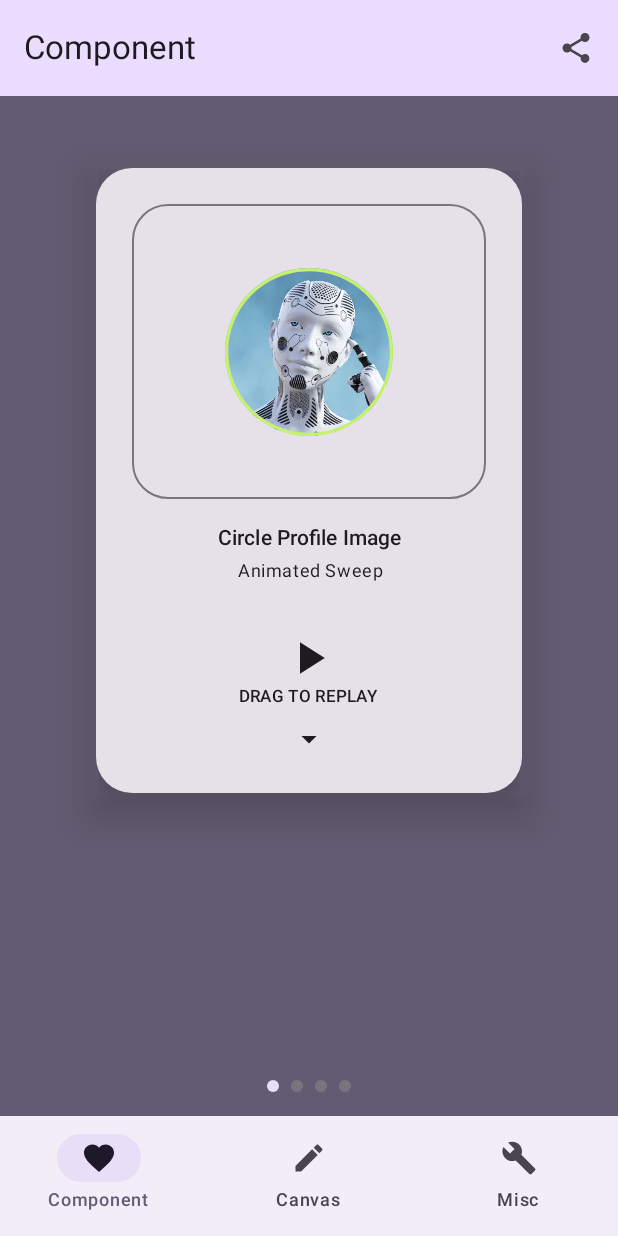
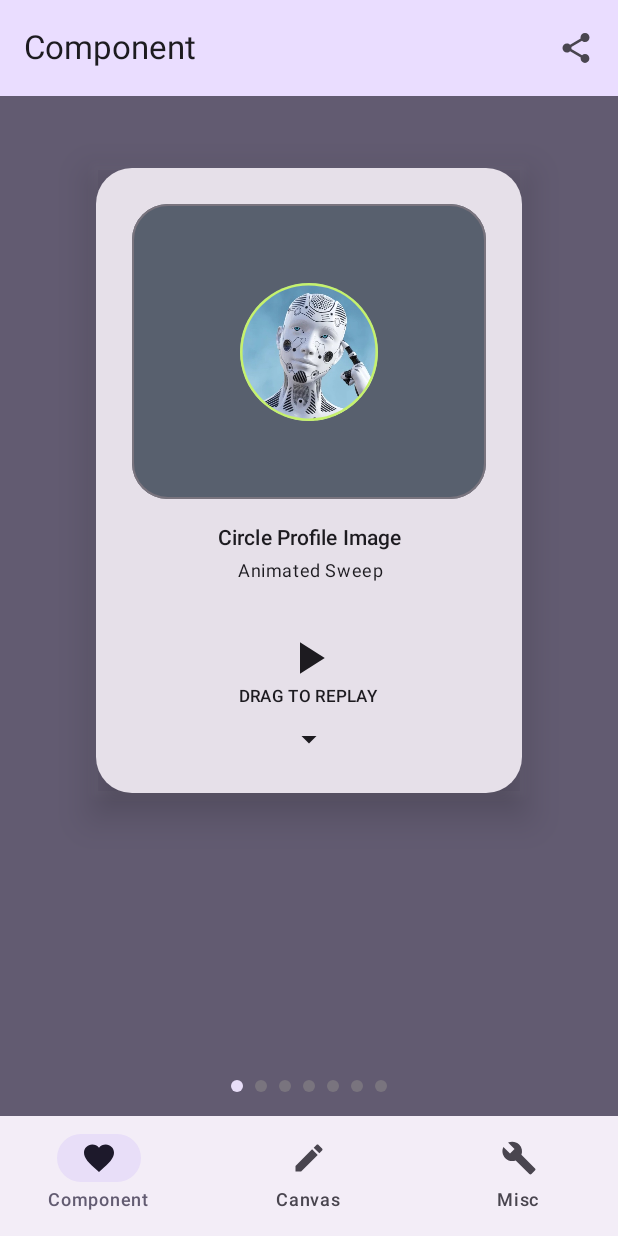
Before and after one commit to davidasensio/AiNimations, an Android app built with Jetpack Compose: the screen it shows after launch (MainActivity), on a phone screen of 412 x 824 dp. Run offline under Robolectric (Android 15) with nearby library versions, the phone set to English and light mode, and no system bars.

Commit message:
SquareProfileImage Animations

```diff
--- a/app/src/main/java/com/handysparksoft/ainimations/animation/component/AnimatedCircleProfileImage.kt
+++ b/app/src/main/java/com/handysparksoft/ainimations/animation/component/AnimatedCircleProfileImage.kt
@@ -6,8 +6,11 @@ import androidx.compose.animation.core.RepeatMode
 import androidx.compose.animation.core.infiniteRepeatable
 import androidx.compose.animation.core.tween
 import androidx.compose.foundation.Image
+import androidx.compose.foundation.background
 import androidx.compose.foundation.layout.Box
+import androidx.compose.foundation.layout.BoxScope
 import androidx.compose.foundation.layout.aspectRatio
+import androidx.compose.foundation.layout.padding
 import androidx.compose.foundation.layout.size
 import androidx.compose.foundation.shape.CircleShape
 import androidx.compose.runtime.Composable
@@ -32,6 +35,7 @@ import androidx.compose.ui.unit.Dp
 import androidx.compose.ui.unit.dp
 import com.handysparksoft.ainimations.R
 import com.handysparksoft.ainimations.components.ColumnWithCenteredContent
+import com.handysparksoft.ainimations.ui.theme.DarkBackground
 import com.handysparksoft.ainimations.ui.theme.Lime
 
 /**
@@ -39,14 +43,16 @@ import com.handysparksoft.ainimations.ui.theme.Lime
  */
 
 @Composable
-internal fun AnimatedCircleProfileImage(
+fun AnimatedCircleProfileImage(
     modifier: Modifier = Modifier,
     animationType: CircleProfileImageAnimationType = CircleProfileImageAnimationType.RotationGradient,
     startAngle: Float = AnimationTokens.StartAngle,
     strokeColor: Color = AnimationTokens.StrokeColor,
     strokeTrackColor: Color = AnimationTokens.StrokeTrackColor,
     strokeWidth: Dp? = null,
-    durationMillis: Int = AnimationTokens.Duration
+    contentPadding: Dp = Dp(0f),
+    durationMillis: Int = AnimationTokens.Duration,
+    content: @Composable BoxScope.() -> Unit = { SampleProfileImageForPreview() }
 ) {
     val isGradientColor = animationType != CircleProfileImageAnimationType.Sweep
     val animatedSweepAngle = remember { Animatable(0f) }
@@ -62,6 +68,8 @@ internal fun AnimatedCircleProfileImage(
             targetValue = AnimationTokens.EndAngle,
             animationSpec = tween(durationMillis = sweepDurationMillis, easing = LinearEasing)
         )
+
+        // Infinite rotation
         if (animationType == CircleProfileImageAnimationType.RotationGradient) {
             animatedRotationAngle.animateTo(
                 targetValue = startAngle + 360f,
@@ -73,27 +81,31 @@ internal fun AnimatedCircleProfileImage(
         }
     }
 
-    Box(
-        modifier = modifier
-            .aspectRatio(1f, true)
-    ) {
-        Box(modifier = Modifier.matchParentSize()) {
-            Image(
-                painter = painterResource(id = R.drawable.sample_ai_face),
-                contentDescription = "Profile Image Circle",
+    Box(modifier = modifier.aspectRatio(1f, true)) {
+        Box(
+            modifier = Modifier
+                .matchParentSize()
+                .clip(CircleShape) // Makes the border to be inside the shape (If no padding defined)
+        ) {
+            // Content
+            Box(
                 modifier = Modifier
                     .matchParentSize()
-                    .clip(CircleShape)
+                    .padding(contentPadding)
+                    .clip(CircleShape),
+                content = content
             )
+
+            // Border
             AnimatedCircleBorder(
                 animatedSweepAngle = animatedSweepAngle.value,
                 isGradientColor = isGradientColor,
                 strokeColor = strokeColor,
                 strokeTrackColor = strokeTrackColor,
                 strokeWidth = strokeWidth,
+                startAngle = AnimationTokens.StartAngle,
                 modifier = Modifier
                     .matchParentSize()
-                    .clip(CircleShape)
                     .rotate(animatedRotationAngle.value)
             )
         }
@@ -101,13 +113,14 @@ internal fun AnimatedCircleProfileImage(
 }
 
 @Composable
-private fun AnimatedCircleBorder(
+internal fun AnimatedCircleBorder(
     animatedSweepAngle: Float,
     isGradientColor: Boolean,
     strokeColor: Color,
     strokeTrackColor: Color,
     modifier: Modifier = Modifier,
-    strokeWidth: Dp? = null
+    strokeWidth: Dp? = null,
+    startAngle: Float = 0f
 ) {
     var strokeWidthDefault by remember { mutableStateOf(0.dp) }
     val strokeWidthCalculated = strokeWidth ?: strokeWidthDefault
@@ -118,20 +131,23 @@ private fun AnimatedCircleBorder(
             .drawBehind {
                 drawBorderArc(
                     strokeTrackColor = strokeTrackColor,
-                    strokeWidth = strokeWidthCalculated
+                    strokeWidth = strokeWidthCalculated,
+                    startAngle = startAngle
                 )
 
                 if (isGradientColor) {
                     drawAnimatedGradientArc(
                         animatedSweepAngle = animatedSweepAngle,
                         strokeColor = strokeColor,
-                        strokeWidth = strokeWidthCalculated
+                        strokeWidth = strokeWidthCalculated,
+                        startAngle = startAngle
                     )
                 } else {
                     drawAnimatedArc(
                         animatedSweepAngle = animatedSweepAngle,
                         strokeColor = strokeColor,
-                        strokeWidth = strokeWidthCalculated
+                        strokeWidth = strokeWidthCalculated,
+                        startAngle = startAngle
                     )
                 }
             }
@@ -141,10 +157,11 @@ private fun AnimatedCircleBorder(
 
 private fun DrawScope.drawBorderArc(
     strokeTrackColor: Color,
-    strokeWidth: Dp
+    strokeWidth: Dp,
+    startAngle: Float = 0f
 ) {
     drawArc(
-        startAngle = AnimationTokens.StartAngle,
+        startAngle = startAngle,
         sweepAngle = 360f,
         useCenter = false,
         color = strokeTrackColor,
@@ -155,10 +172,11 @@ private fun DrawScope.drawBorderArc(
 private fun DrawScope.drawAnimatedArc(
     animatedSweepAngle: Float,
     strokeColor: Color,
-    strokeWidth: Dp
+    strokeWidth: Dp,
+    startAngle: Float = 0f
 ) {
     drawArc(
-        startAngle = AnimationTokens.StartAngle,
+        startAngle = startAngle,
         sweepAngle = animatedSweepAngle,
         useCenter = false,
         color = strokeColor,
@@ -169,10 +187,11 @@ private fun DrawScope.drawAnimatedArc(
 private fun DrawScope.drawAnimatedGradientArc(
     animatedSweepAngle: Float,
     strokeColor: Color,
-    strokeWidth: Dp
+    strokeWidth: Dp,
+    startAngle: Float = 0f
 ) {
     drawArc(
-        startAngle = AnimationTokens.StartAngle,
+        startAngle = startAngle,
         sweepAngle = animatedSweepAngle,
         useCenter = false,
         brush = Brush.sweepGradient(
@@ -187,7 +206,8 @@ private fun DrawScope.drawAnimatedGradientArc(
 
 private object AnimationTokens {
     const val SafeStartAngle = 5f // Avoids the cap being painted wrongly in the Gradient version
-    const val StartAngle = SafeStartAngle // The sweep begins relative to 3 o'clock so 0f means 3 o'clock
+    const val StartAngle =
+        SafeStartAngle // The sweep begins relative to 3 o'clock. 0f means 3 o'clock
     const val EndAngle = 360f // Aka SweepAngle which is relative to startAngle
     const val Duration = 5000
     val StrokeColor = Lime
@@ -200,7 +220,8 @@ enum class CircleProfileImageAnimationType {
     RotationGradient
 }
 
-private val previewImageSize = 112.dp
+private val previewImageSize = 92.dp
+private val contentPadding = 8.dp
 
 @Preview
 @Composable
@@ -233,7 +254,7 @@ fun AnimatedRotationGradientProfileImagePreview() {
 
 @Preview
 @Composable
-fun AnimatedSweepWithWhiteBorderProfileImagePreview() {
+fun AnimatedSweepWithWhiteFrameProfileImagePreview() {
     AnimatedCircleProfileImage(
         animationType = CircleProfileImageAnimationType.Sweep,
         modifier = Modifier.size(previewImageSize),
@@ -243,11 +264,33 @@ fun AnimatedSweepWithWhiteBorderProfileImagePreview() {
 
 @Preview
 @Composable
+fun AnimatedSweepProfileImageWithPaddingPreview() {
+    AnimatedCircleProfileImage(
+        animationType = CircleProfileImageAnimationType.Sweep,
+        contentPadding = contentPadding,
+        modifier = Modifier.size(previewImageSize)
+    )
+}
+
+@Preview
+@Composable
 fun AnimatedProfileImagesPreview() {
-    ColumnWithCenteredContent {
+    ColumnWithCenteredContent(
+        modifier = Modifier.background(color = DarkBackground)
+    ) {
         AnimatedSweepProfileImagePreview()
         AnimatedSweepGradientProfileImagePreview()
         AnimatedRotationGradientProfileImagePreview()
-        AnimatedSweepWithWhiteBorderProfileImagePreview()
+        AnimatedSweepWithWhiteFrameProfileImagePreview()
+        AnimatedSweepProfileImageWithPaddingPreview()
     }
 }
+
+@Composable
+private fun BoxScope.SampleProfileImageForPreview() {
+    Image(
+        painter = painterResource(id = R.drawable.sample_ai_face),
+        contentDescription = "Profile Image Circle",
+        modifier = Modifier.matchParentSize()
+    )
+}
--- a/app/src/main/java/com/handysparksoft/ainimations/components/AiNimationsCard.kt
+++ b/app/src/main/java/com/handysparksoft/ainimations/components/AiNimationsCard.kt
@@ -1,6 +1,7 @@
 package com.handysparksoft.ainimations.components
 
 import androidx.compose.foundation.ExperimentalFoundationApi
+import androidx.compose.foundation.background
 import androidx.compose.foundation.border
 import androidx.compose.foundation.gestures.Orientation
 import androidx.compose.foundation.gestures.draggable
@@ -46,6 +47,7 @@ import androidx.compose.ui.unit.dp
 import androidx.compose.ui.util.lerp
 import com.handysparksoft.ainimations.R
 import com.handysparksoft.ainimations.ui.theme.AiNimationsTheme
+import com.handysparksoft.ainimations.ui.theme.DarkBackground
 import kotlin.math.absoluteValue
 
 @OptIn(ExperimentalFoundationApi::class)
@@ -97,6 +99,7 @@ private fun AiNimationBox(
         contentAlignment = Alignment.Center,
         modifier = Modifier
             .aspectRatio(ANIMATION_BOX_ASPECT_RATIO)
+            .background(color = DarkBackground, shape = roundedShape)
             .border(
                 width = 1.dp,
                 color = MaterialTheme.colorScheme.outline,
--- a/app/src/main/java/com/handysparksoft/ainimations/ui/screens/ComponentAnimationsScreen.kt
+++ b/app/src/main/java/com/handysparksoft/ainimations/ui/screens/ComponentAnimationsScreen.kt
@@ -3,10 +3,14 @@ package com.handysparksoft.ainimations.ui.screens
 import androidx.compose.runtime.Composable
 import com.handysparksoft.ainimations.AiNimationItem
 import com.handysparksoft.ainimations.AiNimationItemList
+import com.handysparksoft.ainimations.animation.component.AnimatedBorderGradientSquareProfileImagePreview
+import com.handysparksoft.ainimations.animation.component.AnimatedBorderGradientSquareWithWhiteFrameProfileImagePreview
+import com.handysparksoft.ainimations.animation.component.AnimatedBorderSquareProfileImageWithPaddingPreview
+import com.handysparksoft.ainimations.animation.component.AnimatedNonInfiniteBorderSquareProfileImagePreview
 import com.handysparksoft.ainimations.animation.component.AnimatedRotationGradientProfileImagePreview
 import com.handysparksoft.ainimations.animation.component.AnimatedSweepGradientProfileImagePreview
 import com.handysparksoft.ainimations.animation.component.AnimatedSweepProfileImagePreview
-import com.handysparksoft.ainimations.animation.component.AnimatedSweepWithWhiteBorderProfileImagePreview
+import com.handysparksoft.ainimations.animation.component.AnimatedSweepWithWhiteFrameProfileImagePreview
 import com.handysparksoft.ainimations.components.AiNimationsHorizontalPager
 
 @Composable
@@ -43,7 +47,28 @@ private fun getComponentItems() = AiNimationItemList(
             title = "Circle Profile Image",
             subtitle = "Animated Sweep with white border",
             content = {
-                AnimatedSweepWithWhiteBorderProfileImagePreview()
+                AnimatedSweepWithWhiteFrameProfileImagePreview()
+            }
+        ),
+        AiNimationItem(
+            title = "Square Profile Image",
+            subtitle = "Animated Square Border (Non Repeat Mode)",
+            content = {
+                AnimatedNonInfiniteBorderSquareProfileImagePreview()
+            }
+        ),
+        AiNimationItem(
+            title = "Square Profile Image",
+            subtitle = "Animated Square Border (With white frame and gradient color)",
+            content = {
+                AnimatedBorderGradientSquareWithWhiteFrameProfileImagePreview()
+            }
+        ),
+        AiNimationItem(
+            title = "Square Profile Image",
+            subtitle = "Animated Square Border (With padding)",
+            content = {
+                AnimatedBorderSquareProfileImageWithPaddingPreview()
             }
         )/*,
         AiNimationItem(
--- a/app/src/main/java/com/handysparksoft/ainimations/ui/theme/Color.kt
+++ b/app/src/main/java/com/handysparksoft/ainimations/ui/theme/Color.kt
@@ -11,3 +11,4 @@ val PurpleGrey40 = Color(0xFF625b71)
 val Pink40 = Color(0xFF7D5260)
 
 val Lime = Color(0xFFC6F16D)
+val DarkBackground = Color(0xBE293545)
```
Also changed, not shown: app/src/main/java/com/handysparksoft/ainimations/animation/component/AnimatedSquareProfileImage.kt (added, +265 -0 lines), 1 other file.
